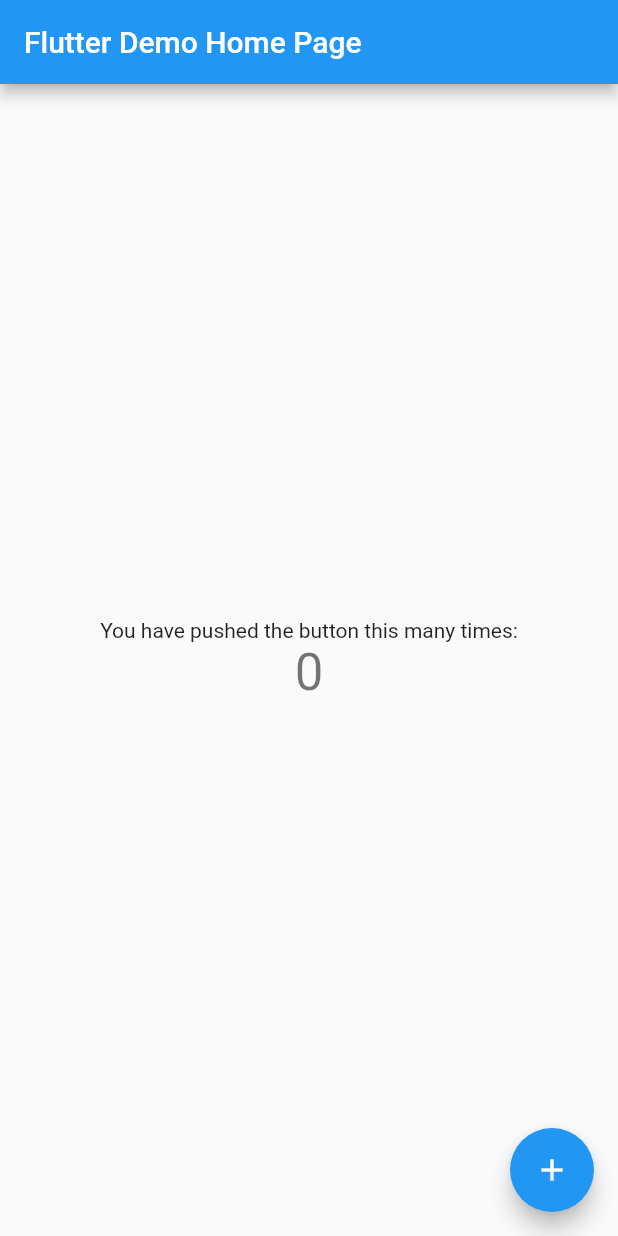
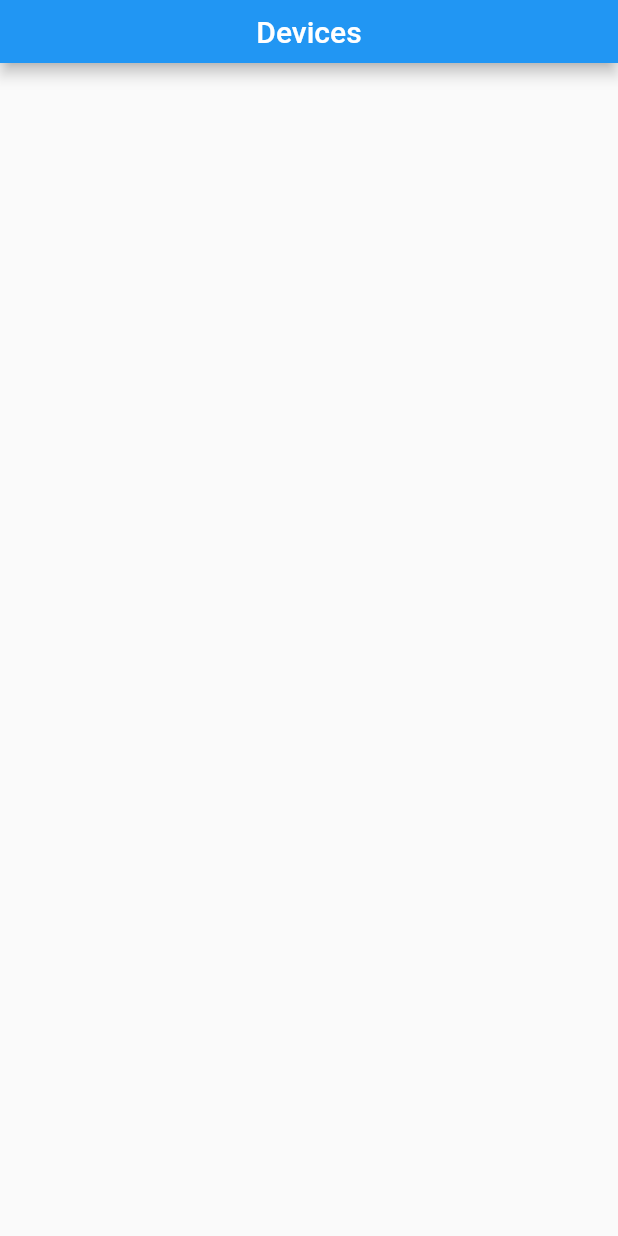
Before and after one commit to g9singh/bluetooth_scanning, a Flutter app: the screen it shows after launch, on a phone screen of 412 x 824 dp. Run offline on Flutter 3.47's test engine with Material 2 defaults, Android fonts, the phone set to English and light mode, and no system bars; our stand-ins replace flutter_blue.

Commit message:
created base structure and built integrated flutter blue

```diff
--- /dev/null
+++ b/lib/Navigation/custom_router.dart
@@ -0,0 +1,20 @@
+import 'package:bluetooth_scanning/UI/device_info.dart';
+import 'package:bluetooth_scanning/UI/device_list.dart';
+import 'package:flutter/material.dart';
+import 'package:flutter/widgets.dart';
+import '../Resources/constants.dart';
+
+class CustomRouter {
+  static Route<dynamic> generateRoute(RouteSettings settings) {
+    switch (settings.name) {
+      case RoutePaths.DeviceInfo:
+        return MaterialPageRoute(builder: (_) {
+          return DeviceInfo();
+        });
+      case RoutePaths.Devices:
+        return MaterialPageRoute(builder: (_) {
+          return DeviceList();
+        });
+    }
+  }
+}
--- /dev/null
+++ b/lib/Provider/devices.dart
@@ -0,0 +1,45 @@
+import 'dart:async';
+
+import 'package:flutter/material.dart';
+import 'package:flutter_blue/flutter_blue.dart';
+
+class Devices extends ChangeNotifier {
+  Devices() {
+    devices = [];
+    scanning = false;
+    scanForDevices();
+  }
+  bool scanning;
+  List<BluetoothDevice> devices;
+  BluetoothDevice selectedDevice;
+
+  StreamSubscription<List<ScanResult>> subscription;
+
+  Future<void> scanForDevices() async {
+    //reset list
+    devices = [];
+    if (subscription != null) {
+      await subscription.cancel();
+    }
+    await FlutterBlue.instance.startScan(
+        scanMode: ScanMode.lowPower,
+        timeout: Duration(seconds: 4),
+        allowDuplicates: false);
+
+// Listen to scan results
+    subscription = FlutterBlue.instance.scanResults.listen((results) {
+      // do something with scan results
+      for (ScanResult result in results) {
+        devices.add(result.device);
+      }
+    });
+
+    notifyListeners();
+  }
+
+  // change the currently selected device
+  selectDevice(BluetoothDevice device) {
+    selectedDevice = device;
+    notifyListeners();
+  }
+}
--- /dev/null
+++ b/lib/Provider/provider_setup.dart
@@ -0,0 +1,16 @@
+import 'package:bluetooth_scanning/Provider/devices.dart';
+import 'package:provider/provider.dart';
+import 'package:provider/single_child_widget.dart';
+
+List<SingleChildWidget> providers = [
+  ...independentServices,
+];
+
+List<SingleChildWidget> independentServices = [
+  ChangeNotifierProvider<Devices>(
+    create: (_) {
+      return Devices();
+    },
+    lazy: false,
+  )
+];
--- /dev/null
+++ b/lib/Resources/constants.dart
@@ -0,0 +1,4 @@
+class RoutePaths {
+  static const String DeviceInfo = 'Device Info';
+  static const String Devices = 'Devices';
+}
--- /dev/null
+++ b/lib/UI/device_list.dart
@@ -0,0 +1,41 @@
+import 'package:bluetooth_scanning/Provider/devices.dart';
+import 'package:flutter/material.dart';
+import 'package:flutter_blue/flutter_blue.dart';
+import 'package:provider/provider.dart';
+import '../Resources/constants.dart';
+
+class DeviceList extends StatelessWidget {
+  @override
+  Widget build(BuildContext context) {
+    return Scaffold(
+      appBar: PreferredSize(
+        preferredSize: Size.fromHeight(42),
+        child: AppBar(
+          primary: true,
+          centerTitle: true,
+          title: Text(RoutePaths.Devices),
+        ),
+      ),
+      body: RefreshIndicator(
+        onRefresh: Provider.of<Devices>(context, listen: false).scanForDevices,
+        child: ListView.separated(
+          itemCount: Provider.of<Devices>(context).devices.length,
+          separatorBuilder: (context, index) => Divider(color: Colors.black),
+          itemBuilder: (context, i) => createDeviceInfo(
+              Provider.of<Devices>(context, listen: false).devices[i], context),
+        ),
+      ),
+    );
+  }
+
+  Widget createDeviceInfo(BluetoothDevice device, BuildContext context) {
+    return ListTile(
+      title: Text(device.name.toString()),
+      trailing: Icon(Icons.arrow_forward_ios),
+      onTap: () {
+        Provider.of<Devices>(context, listen: false).selectDevice(device);
+        Navigator.pushNamed(context, RoutePaths.DeviceInfo);
+      },
+    );
+  }
+}
--- a/lib/main.dart
+++ b/lib/main.dart
@@ -1,4 +1,9 @@
+import 'package:bluetooth_scanning/Resources/constants.dart';
+import 'package:bluetooth_scanning/Navigation/custom_router.dart';
 import 'package:flutter/material.dart';
+import 'package:provider/provider.dart';
+
+import 'Provider/provider_setup.dart';
 
 void main() {
   runApp(MyApp());
@@ -8,8 +13,12 @@ class MyApp extends StatelessWidget {
   // This widget is the root of your application.
   @override
   Widget build(BuildContext context) {
-    return MaterialApp(
-      title: 'Flutter Demo',
+    return MultiProvider(
+      providers: providers,
+      child: MaterialApp(
+        title: 'Flutter BLE Demo App',
+        onGenerateRoute: CustomRouter.generateRoute,
+        initialRoute: RoutePaths.Devices,
         theme: ThemeData(
           // This is the theme of your application.
           //
@@ -26,92 +35,7 @@ class MyApp extends StatelessWidget {
           // closer together (more dense) than on mobile platforms.
           visualDensity: VisualDensity.adaptivePlatformDensity,
         ),
-      home: MyHomePage(title: 'Flutter Demo Home Page'),
+      ),
     );
   }
 }
-
-class MyHomePage extends StatefulWidget {
-  MyHomePage({Key key, this.title}) : super(key: key);
-
-  // This widget is the home page of your application. It is stateful, meaning
-  // that it has a State object (defined below) that contains fields that affect
-  // how it looks.
-
-  // This class is the configuration for the state. It holds the values (in this
-  // case the title) provided by the parent (in this case the App widget) and
-  // used by the build method of the State. Fields in a Widget subclass are
-  // always marked "final".
-
-  final String title;
-
-  @override
-  _MyHomePageState createState() => _MyHomePageState();
-}
-
-class _MyHomePageState extends State<MyHomePage> {
-  int _counter = 0;
-
-  void _incrementCounter() {
-    setState(() {
-      // This call to setState tells the Flutter framework that something has
-      // changed in this State, which causes it to rerun the build method below
-      // so that the display can reflect the updated values. If we changed
-      // _counter without calling setState(), then the build method would not be
-      // called again, and so nothing would appear to happen.
-      _counter++;
-    });
-  }
-
-  @override
-  Widget build(BuildContext context) {
-    // This method is rerun every time setState is called, for instance as done
-    // by the _incrementCounter method above.
-    //
-    // The Flutter framework has been optimized to make rerunning build methods
-    // fast, so that you can just rebuild anything that needs updating rather
-    // than having to individually change instances of widgets.
-    return Scaffold(
-      appBar: AppBar(
-        // Here we take the value from the MyHomePage object that was created by
-        // the App.build method, and use it to set our appbar title.
-        title: Text(widget.title),
-      ),
-      body: Center(
-        // Center is a layout widget. It takes a single child and positions it
-        // in the middle of the parent.
-        child: Column(
-          // Column is also a layout widget. It takes a list of children and
-          // arranges them vertically. By default, it sizes itself to fit its
-          // children horizontally, and tries to be as tall as its parent.
-          //
-          // Invoke "debug painting" (press "p" in the console, choose the
-          // "Toggle Debug Paint" action from the Flutter Inspector in Android
-          // Studio, or the "Toggle Debug Paint" command in Visual Studio Code)
-          // to see the wireframe for each widget.
-          //
-          // Column has various properties to control how it sizes itself and
-          // how it positions its children. Here we use mainAxisAlignment to
-          // center the children vertically; the main axis here is the vertical
-          // axis because Columns are vertical (the cross axis would be
-          // horizontal).
-          mainAxisAlignment: MainAxisAlignment.center,
-          children: <Widget>[
-            Text(
-              'You have pushed the button this many times:',
-            ),
-            Text(
-              '$_counter',
-              style: Theme.of(context).textTheme.headline4,
-            ),
-          ],
-        ),
-      ),
-      floatingActionButton: FloatingActionButton(
-        onPressed: _incrementCounter,
-        tooltip: 'Increment',
-        child: Icon(Icons.add),
-      ), // This trailing comma makes auto-formatting nicer for build methods.
-    );
-  }
-}
```
Also changed, not shown: lib/UI/device_info.dart (added, +28 -0 lines), 6 other files. Lines whose indentation alone changed are shown as unchanged.
